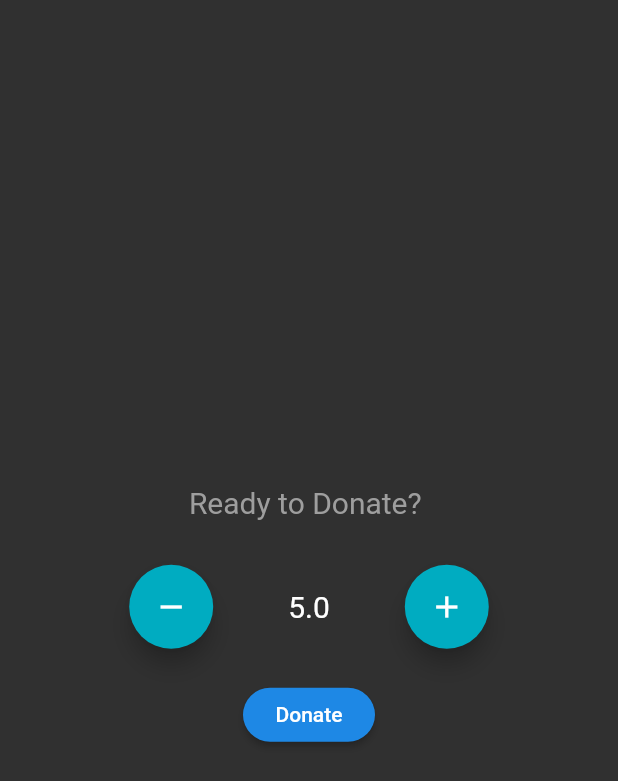
After one commit to yashdhume/Brave-The-Future-App, a Flutter app: the DonationPage screen opened directly, after a tap on the "remove" icon, on a phone screen of 412 x 824 dp. The commit adds this screen. Shown: the top 781 px of the screen. Run offline on Flutter 3.47's test engine with Material 2 defaults, Android fonts, the phone set to English and light mode, and no system bars; our stand-ins replace cloud_firestore, firebase_auth; accounts and stored records are empty.

Commit message:
Donations Page and Authentication

```diff
--- /dev/null
+++ b/lib/data/auth.dart
@@ -0,0 +1,41 @@
+import 'dart:async';
+import 'package:firebase_auth/firebase_auth.dart';
+
+abstract class AuthImpl {
+  Future<String> signIn(String email, String password);
+  Future<String> signUp(String email, String password);
+  Future<String> getCurrentUser();
+  Future<void> signOut();
+  String getUID();
+}
+
+class Auth implements AuthImpl {
+  final FirebaseAuth _firebaseAuth = FirebaseAuth.instance;
+  String uid = '----';
+  String getUID(){
+    return uid;
+  }
+  Future<String> signIn(String email, String password) async {
+    FirebaseUser user = await _firebaseAuth.signInWithEmailAndPassword(email: email, password: password);
+    return user.uid;
+  }
+
+  Future<String> signUp(String email, String password) async {
+    FirebaseUser user = await _firebaseAuth.createUserWithEmailAndPassword(email: email, password: password);
+    return user.uid;
+  }
+
+  Future<String> getCurrentUser() async {
+    FirebaseUser user = await _firebaseAuth.currentUser();
+    if (user == null)
+      return null;
+    else {
+      uid = user.uid;
+      return user.uid;
+    }
+  }
+
+  Future<void> signOut() async {
+    return _firebaseAuth.signOut();
+  }
+}
--- a/lib/data/database.dart
+++ b/lib/data/database.dart
@@ -1 +1,30 @@
-//magic
+import 'package:cloud_firestore/cloud_firestore.dart';
+import 'package:brave_the_future/data/auth.dart';
+import 'package:brave_the_future/data/user.dart';
+
+Future<User> createUser(User user)async {
+  await Firestore.instance.runTransaction((transaction) async{
+    DocumentReference ref = Firestore.instance.collection('Users').document();
+    user.documentID = ref.documentID;
+    await transaction.set(ref, user.mapTo());
+  });
+  return user;
+}
+
+Future<User> getUser(Auth auth) async{
+  QuerySnapshot snapshot = await Firestore.instance.collection('Users')
+    .where('uid', isEqualTo: auth.getUID())
+    .getDocuments();
+  print(snapshot.documents);
+  if (snapshot.documents == null ||  snapshot.documents.isEmpty) return null;
+  var document = snapshot.documents[0];
+  return User.fromMap(document.data, document.documentID);
+}
+
+Future<bool> updateUser(User user)async{
+  await Firestore.instance.runTransaction((transaction)async{
+    await Firestore.instance.document('Users/' + user.documentID).updateData(user.mapTo())
+    .catchError((e){print('Error Updating User Data : ' + e); return false;});
+  });
+  return true;
+}
--- /dev/null
+++ b/lib/data/user.dart
@@ -0,0 +1,40 @@
+class User{
+  final String uid;
+  final String name;
+  double totalDonated;
+  final int braveCoins;
+  String documentID;
+  Map<String, int> votes;
+  Map<String, double> donations;
+  User({this.uid, this.name, this.braveCoins, this.votes, this.totalDonated, this.donations, this.documentID});
+
+  factory User.fromMap(Map<String, dynamic> map, String docID){
+    return User(
+      uid: map['uid'],
+      name: map['name'],
+      braveCoins: map['braveCoins'],
+      totalDonated: map['totalDonated'],
+      documentID: docID,
+    );
+  }
+  factory User.newUser(String uid){
+    return User(
+      uid: uid,
+      braveCoins: 10,
+      votes: {},
+      totalDonated: 0.0,
+      donations: {}
+    );
+  }
+
+  Map<String, dynamic> mapTo(){
+    var dataMap = new Map<String, dynamic>();
+    dataMap['name'] = this.name;
+    dataMap['uid'] = this.uid;
+    dataMap['braveCoins'] = this.braveCoins;
+    dataMap['votes'] = this.votes;
+    dataMap['totalDonated'] = this.totalDonated;
+    dataMap['donations'] = this.donations;
+    return dataMap;
+  }
+}
--- /dev/null
+++ b/lib/ui/donationUI/donations.dart
@@ -0,0 +1,142 @@
+import 'package:flutter/material.dart';
+import 'package:scoped_model/scoped_model.dart';
+import 'package:brave_the_future/view_model.dart';
+import 'package:scoped_model/scoped_model.dart';
+import 'package:brave_the_future/ui/root_page.dart';
+import 'package:brave_the_future/data/auth.dart';
+import 'package:brave_the_future/ui/account_page.dart';
+class DonationPage extends StatefulWidget{
+  @override
+  _DonationPage createState() => new _DonationPage();
+}
+class _DonationPage extends State<DonationPage>{
+  PageState state;
+  double value;
+  void initState(){
+    value = 0;
+    state = PageState.UND;
+  }
+  void getUser(ViewModel model){
+    if (model.userDefined == PageState.UND){
+      state = PageState.UND;
+      return;
+    }
+    else if (model.userDefined == PageState.FAIL){
+      Auth auth = Auth();
+      auth.getCurrentUser().then((uid){
+        if (uid == null) {
+          state = PageState.FAIL;
+          return;
+        }else{
+          model.onSetAuth(auth);
+          model.checkNewUser();
+          return;
+        }
+      });
+    }
+    else{
+      state = PageState.VAL;
+      return;
+    }
+  }
+  Widget determineSignedIn(ViewModel model, BuildContext context){
+    getUser(model);
+    switch(state){
+      case PageState.UND:
+        return Center(child: CircularProgressIndicator(),);
+      case PageState.FAIL:
+        return NotSignedIn(context);
+      case PageState.VAL:
+        return SignedIn(model);
+    }
+  }
+  Widget NotSignedIn(BuildContext context){
+    return Container(
+      child: Column(
+        mainAxisAlignment: MainAxisAlignment.center,
+        children: <Widget>[
+          RaisedButton(
+            onPressed: null,
+            child: Text('Sign Up!',
+            style:TextStyle(
+              color: Colors.white,
+            ),
+            ),
+            shape: new RoundedRectangleBorder(borderRadius: new BorderRadius.circular(30.0))
+          ),
+          SizedBox(height: 20,),
+          RaisedButton(
+            onPressed: () => Navigator.push(context, MaterialPageRoute(builder: (context) => RootPage(auth: new Auth()))),
+            child: Text('Sign In',
+            style: TextStyle(
+              color: Colors.white,
+            ),),
+            shape: new RoundedRectangleBorder(borderRadius: new BorderRadius.circular(30.0))
+          ),
+        ],
+      ),
+    );
+  }
+  Widget SignedIn(ViewModel model){
+    return Column(
+    children: <Widget>[
+        Row(
+          //crossAxisAlignment: CrossAxisAlignment.center,
+          mainAxisAlignment: MainAxisAlignment.center,
+          children: <Widget>[
+            FloatingActionButton(
+              heroTag: 'decrement',
+              child: Icon(Icons.remove),
+              onPressed: () => setState(() =>value < 0 ? value = 0: value += 5.0),
+            ),
+            SizedBox(width: 50.0,),
+            Text(value.toString(),
+              style: TextStyle(
+                fontSize: 20
+              ),
+            ),
+            SizedBox(width: 50.0,),
+            FloatingActionButton(
+              heroTag: 'increment',
+              child: Icon(Icons.add),
+              onPressed: () => setState(() => value+= 5.0),
+            )
+          ],
+        ),
+        SizedBox(height: 20,),
+        RaisedButton(
+          onPressed: () => model.onDonated(value),
+          child: Text('Donate',
+          style:TextStyle(
+            color: Colors.white,
+          ),
+          ),
+          shape: new RoundedRectangleBorder(borderRadius: new BorderRadius.circular(30.0))
+        ),
+      ]
+    );
+  }
+
+  @override
+  Widget build(BuildContext context) {
+    return ScopedModelDescendant<ViewModel>(
+      rebuildOnChange: true,
+      builder: (context, child, model) => Scaffold(
+      body: Column(
+        crossAxisAlignment: CrossAxisAlignment.center,
+        mainAxisAlignment: MainAxisAlignment.center,
+        children: <Widget>[
+          Text(
+            'Ready to Donate? ',
+            style: TextStyle(
+              fontSize: 20,
+              color: Colors.grey,
+            ),
+          ),
+          SizedBox(height: 30,),
+          determineSignedIn(model, context),
+        ],
+      ),
+    ));
+  }
+}
--- a/lib/view_model.dart
+++ b/lib/view_model.dart
@@ -1,4 +1,40 @@
 import 'package:scoped_model/scoped_model.dart';
+import 'package:brave_the_future/data/auth.dart';
+import 'package:brave_the_future/data/database.dart';
+import 'package:brave_the_future/data/user.dart';
 class ViewModel extends Model{
-
+  Auth auth;
+  User user;
+  PageState userDefined = PageState.FAIL;
+  void onSetUser(User value){
+    this.user = value;
+    notifyListeners();
+  }
+  void onSetUserDefined(PageState value){
+    userDefined = value;
+    notifyListeners();
+  }
+  Future<void> checkNewUser() async{
+    onSetUserDefined(PageState.UND);
+    User value = await getUser(this.auth);
+    print(value);
+    if (value == null) {
+      value = await createUser(User.newUser(auth.getUID()));
+    }
+    user = value;
+    userDefined = PageState.VAL;
+    notifyListeners();
+  }
+  void onSetAuth(Auth value){
+    this.auth = value;
+    notifyListeners();
+  }
+  void onDonated(double amount){
+    user.totalDonated += amount;
+    updateUser(user);
+    notifyListeners();
+  }
 }
+enum PageState{
+  UND, VAL, FAIL,
+}
```
Also changed, not shown: lib/Projects/GradientAppBar.dart (deleted, +0 -30 lines), lib/Projects/list_of_projects.dart (deleted, +0 -14 lines), lib/ui/account_page.dart (added, +56 -0 lines), lib/ui/home_page.dart (+16 -4 lines), lib/ui/login_page.dart (added, +163 -0 lines), lib/ui/root_page.dart (added, +85 -0 lines), assets/refractionsLarge.png (added), assets/refractionsSmall.png (added), 3 other files.
